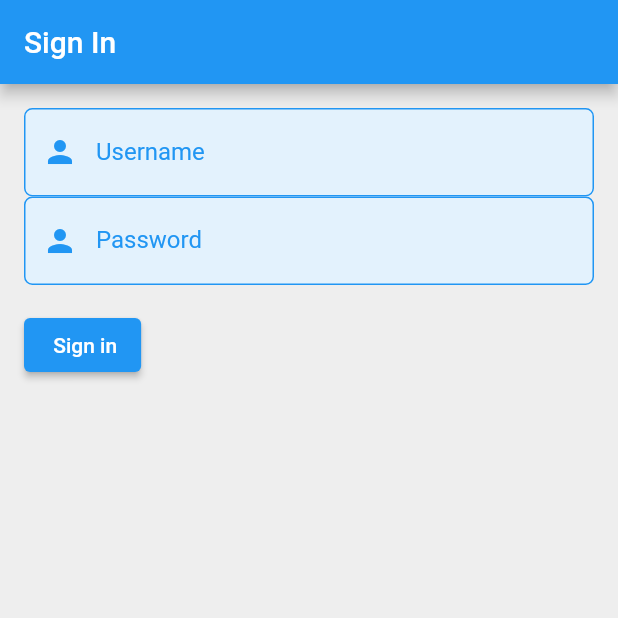
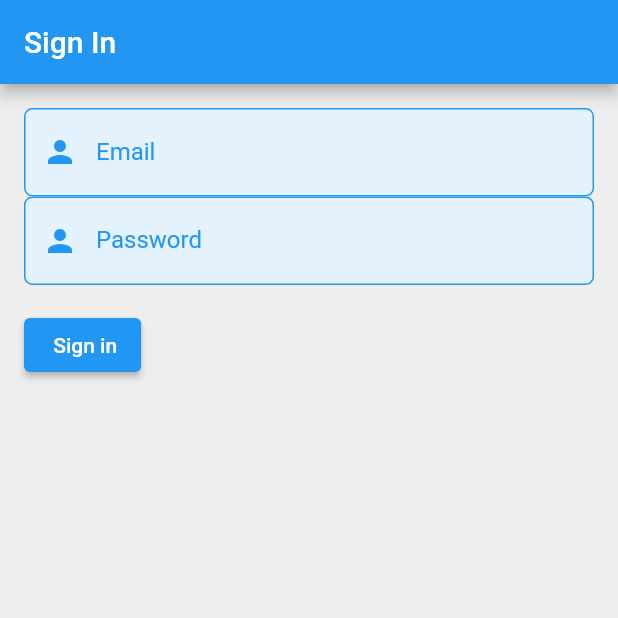
Before and after one commit to cornell1234/Diet-Counselling, a Flutter app: the screen it shows after launch, on a phone screen of 412 x 824 dp, the top half of it. Run offline on Flutter 3.47's test engine with Material 2 defaults, Android fonts, the phone set to English and light mode, and no system bars; our stand-ins replace cloud_firestore, firebase_auth, firebase_core, get_it; accounts and stored records are empty.

Commit message:
registration

```diff
--- a/mobile/lib/screens/auth/registration_Screen.dart
+++ b/mobile/lib/screens/auth/registration_Screen.dart
@@ -9,6 +9,7 @@ class _registrationFormState extends State<registrationForm> {
   final _formKey = GlobalKey<FormState>();
   final fullname = TextEditingController();
   final age = TextEditingController();
+  final location = TextEditingController();
   final email = TextEditingController();
   final password = TextEditingController();
   final confirmpassword = TextEditingController();
@@ -34,6 +35,10 @@ class _registrationFormState extends State<registrationForm> {
                 decoration: InputDecoration(labelText: 'Age'),
                 keyboardType: TextInputType.number,
                 controller: age,
+              ),
+              TextFormField(
+                decoration: const InputDecoration(labelText: 'Location'),
+                controller: location,
               ),
               TextFormField(
                 decoration: InputDecoration(labelText: 'Email'),
--- a/mobile/lib/screens/auth/signin_Screen.dart
+++ b/mobile/lib/screens/auth/signin_Screen.dart
@@ -10,7 +10,7 @@ class signinForm extends StatefulWidget {
 
 class _signinFormState extends State<signinForm> {
   final _formKey = GlobalKey<FormState>();
-  final username = TextEditingController();
+  final email = TextEditingController();
   final TextEditingController passwordController = TextEditingController();
   final TextEditingController emailController = TextEditingController();
 
@@ -30,7 +30,7 @@ class _signinFormState extends State<signinForm> {
               crossAxisAlignment: CrossAxisAlignment.start,
               children: <Widget>[
                 CustomTextField(
-                  label: 'Username',
+                  label: 'Email',
                   controller: emailController,
                 ),
                 CustomTextField(
--- a/mobile/lib/widgets/text_field.dart
+++ b/mobile/lib/widgets/text_field.dart
@@ -22,6 +22,8 @@ class CustomTextField extends StatelessWidget {
           labelText: label,
           labelStyle: const TextStyle(color: Colors.blue),
           filled: true,
-            fillColor: Colors.blue[50]));
+          fillColor: Colors.blue[50]),
+      controller: controller,
+    );
   }
 }
```
Also changed, not shown: mobile/lib/provider/auth_provider.dart (+11 -2 lines). Lines whose indentation alone changed are shown as unchanged.
